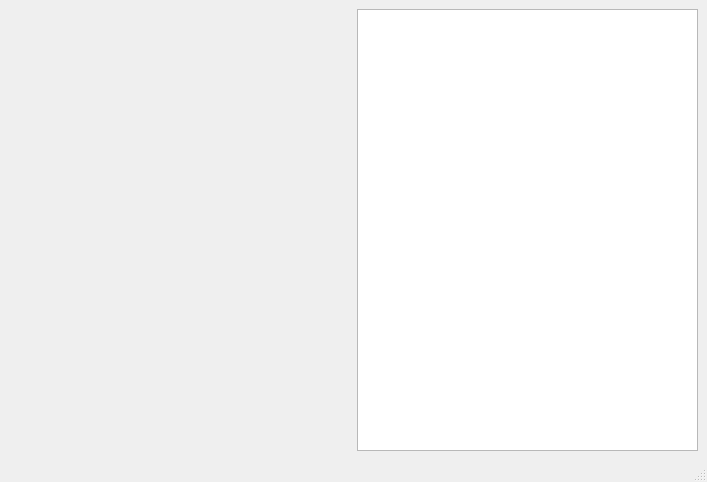
Qt form examples/gui/MainWindow.ui (pele-python/pele) before a commit.
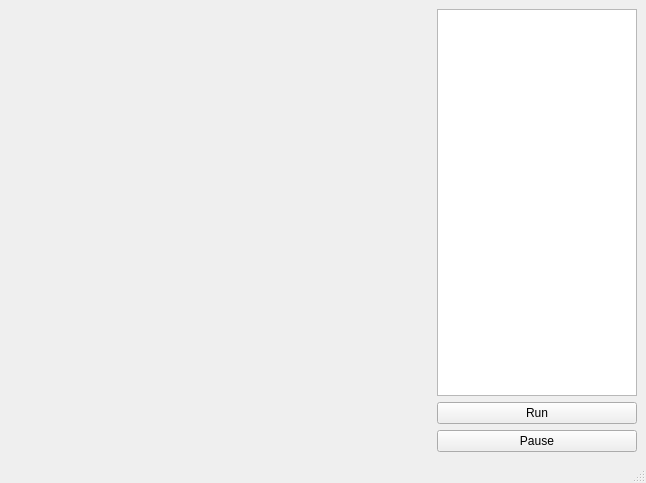
The same form after that commit. Custom widgets are drawn as their Qt base class.

```diff
--- a/examples/gui/MainWindow.ui
+++ b/examples/gui/MainWindow.ui
@@ -6,8 +6,8 @@
    <rect>
     <x>0</x>
     <y>0</y>
-    <width>707</width>
-    <height>482</height>
+    <width>646</width>
+    <height>483</height>
    </rect>
   </property>
   <property name="sizePolicy">
@@ -32,7 +32,41 @@
      </widget>
     </item>
     <item row="0" column="1">
-     <widget class="QListWidget" name="listWidget"/>
+     <layout class="QVBoxLayout" name="verticalLayout_3">
+      <item>
+       <widget class="QListWidget" name="listWidget">
+        <property name="sizePolicy">
+         <sizepolicy hsizetype="Maximum" vsizetype="Expanding">
+          <horstretch>0</horstretch>
+          <verstretch>0</verstretch>
+         </sizepolicy>
+        </property>
+        <property name="maximumSize">
+         <size>
+          <width>200</width>
+          <height>16777215</height>
+         </size>
+        </property>
+        <property name="sortingEnabled">
+         <bool>true</bool>
+        </property>
+       </widget>
+      </item>
+      <item>
+       <widget class="QPushButton" name="btnRun">
+        <property name="text">
+         <string>Run</string>
+        </property>
+       </widget>
+      </item>
+      <item>
+       <widget class="QPushButton" name="btnPause">
+        <property name="text">
+         <string>Pause</string>
+        </property>
+       </widget>
+      </item>
+     </layout>
     </item>
    </layout>
   </widget>
```
Left out of the diff: 26 changed lines with no effect on the pictures.
